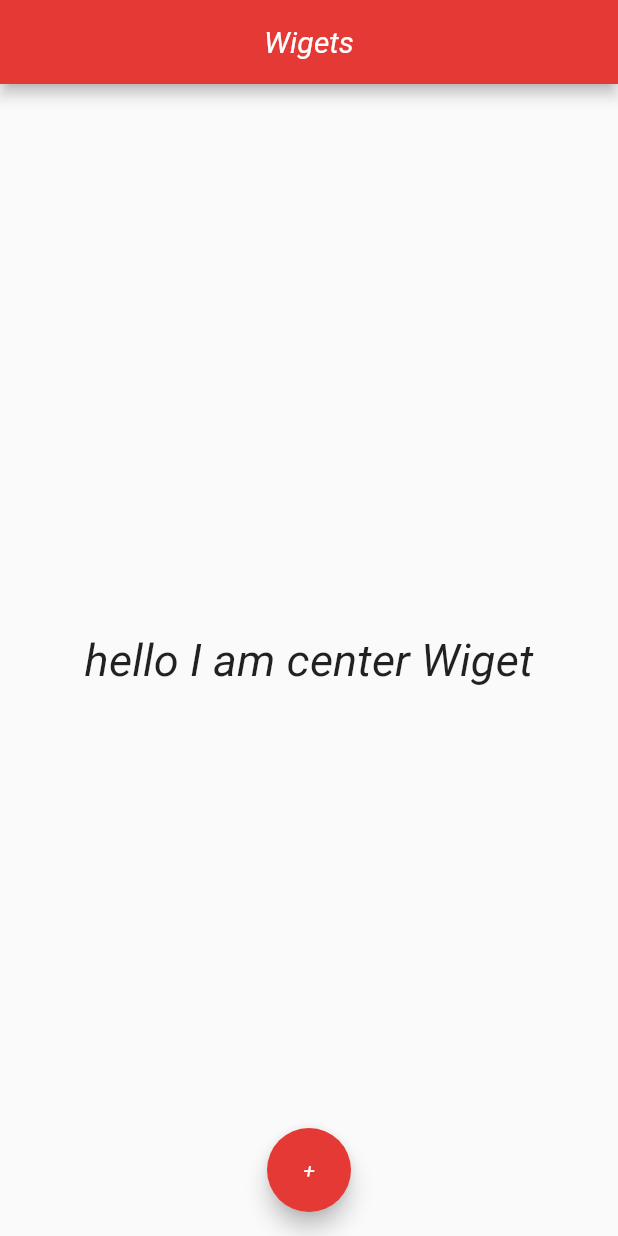
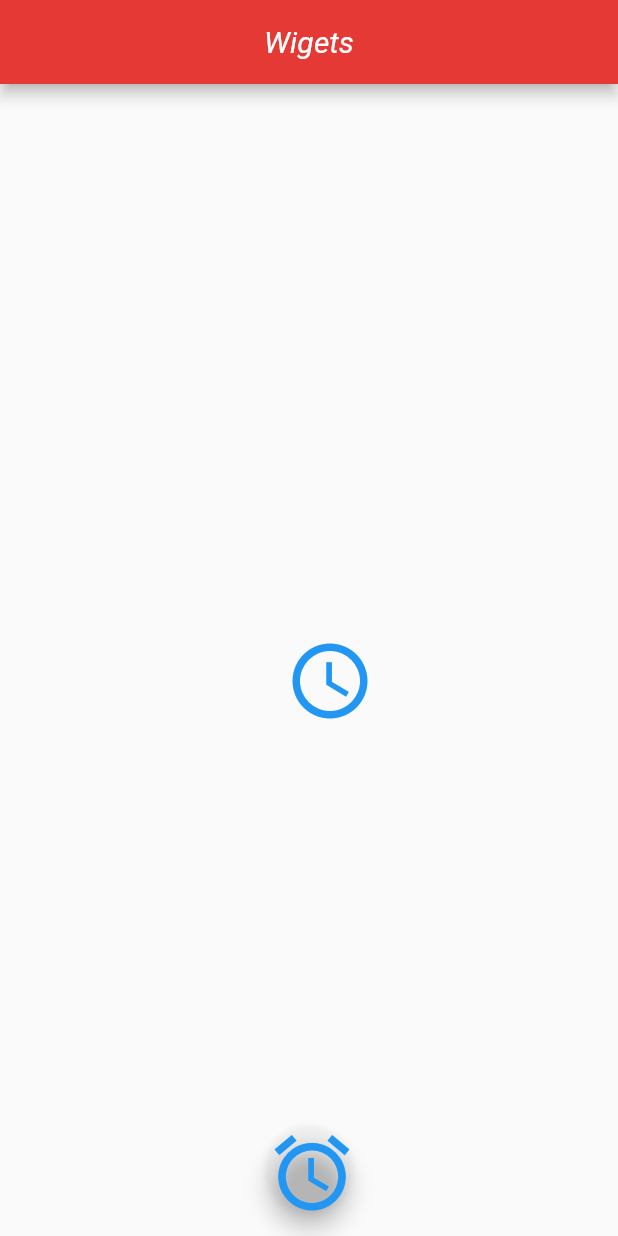
Before and after one commit to RishabhS05/FlutterBasics, a Flutter app: the screen it shows after launch, on a phone screen of 412 x 824 dp. Run offline on Flutter 3.47's test engine with Material 2 defaults, Android fonts, the phone set to English and light mode, and no system bars.

Commit message:
Buttons -> IconButton, RaisedButton, FlatButton

```diff
--- a/lib/main.dart
+++ b/lib/main.dart
@@ -13,13 +13,65 @@ class Home extends StatelessWidget {
           centerTitle: true,
           backgroundColor: Colors.red[600]),
       body: Center(
-          child: Text(
-        "hello I am center Wiget",
-        style: TextStyle(
-            fontFamily: 'Roboto', fontSize: 30.0, fontStyle: FontStyle.italic),
-      )),
+          /*
+    * Flat Button
+    */
+//          child : FlatButton(
+//        onPressed: () {},
+//        child: Text(
+//          "Click here",
+//          style: TextStyle(
+//              fontFamily: 'Roboto',
+//              fontSize: 30.0,
+//              color: Colors.white,
+//              fontStyle: FontStyle.italic),
+//        ),
+//            color: Colors.blue, )),
+
+/* RaisedButton*/
+//          child: RaisedButton(
+//        onPressed: () {},
+//        child: Text(
+//          "Click here",
+//          style: TextStyle(
+//              fontFamily: 'Roboto',
+//              fontSize: 30.0,
+//              color:Colors.white,
+//              fontStyle: FontStyle.italic),
+//        ),
+//        color: Colors.blue,
+//      )
+          /*Raisedbutton.Icon()*/
+//        child: RaisedButton.icon(
+//          onPressed: () {
+//            print("hello");
+//          },
+//          icon: Icon(
+//            Icons.access_alarms,
+//            color: Colors.white,
+//          ),
+//          textColor: Colors.white,
+//          label: Text("Set Alarm"),
+//          color: Colors.amber,
+//        ),
+          /*IconBotton*/
+          child: IconButton(
+              onPressed: () {
+                print('hello bhai saahab');
+              },
+              icon: Icon(
+                Icons.access_time,
+                color: Colors.blue,
+                size: 60,
+              ))),
       floatingActionButton: FloatingActionButton(
-          child: Text("+"), backgroundColor: Colors.red[600], onPressed: () {}),
+          child: Icon(
+            Icons.access_alarm,
+            color: Colors.blue,
+            size: 60,
+          ),
+          backgroundColor: Colors.transparent,
+          onPressed: () {}),
       floatingActionButtonLocation: FloatingActionButtonLocation.centerFloat,
     );
   }
```
